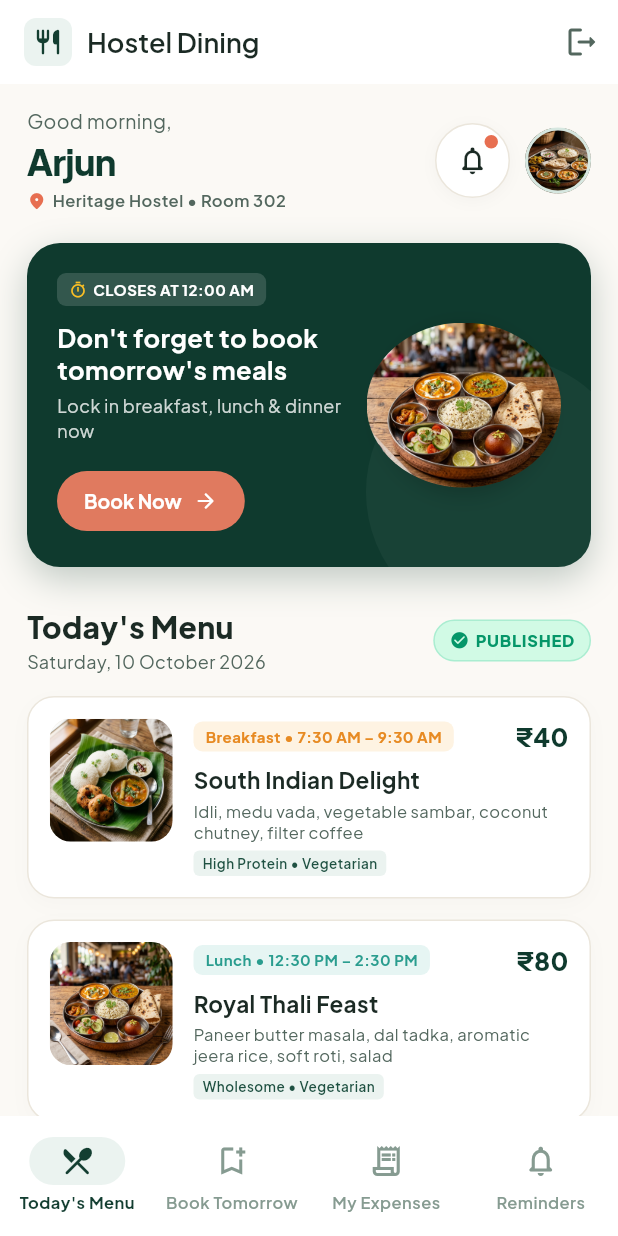
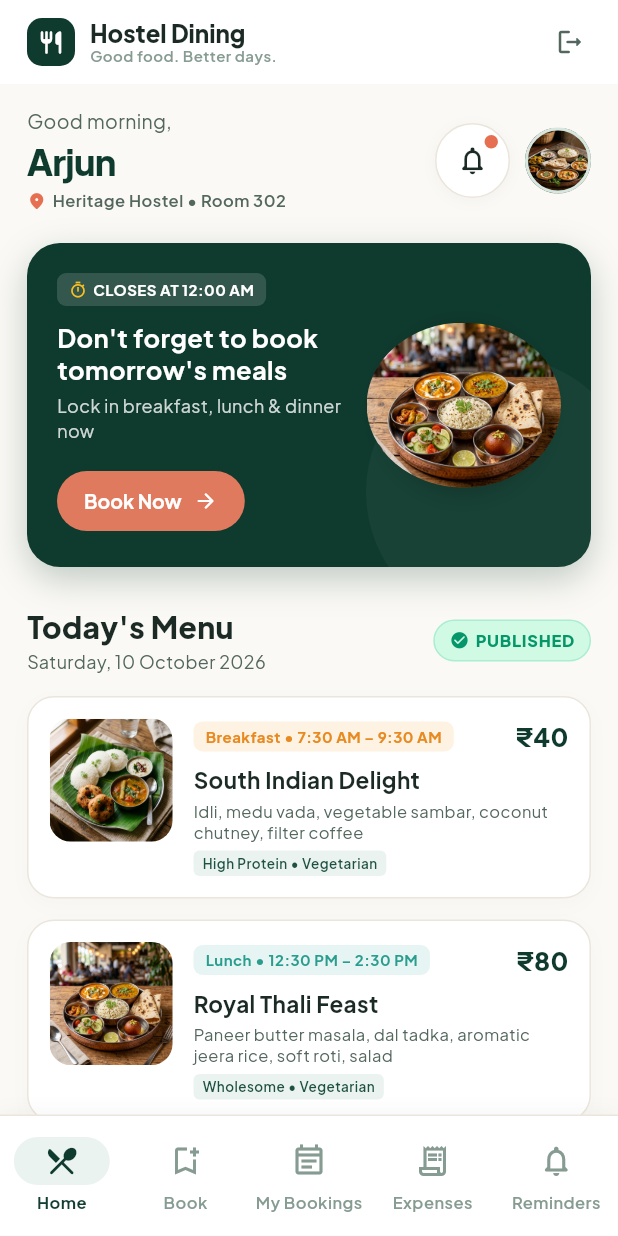
Before and after one commit to arjun1Fa/hostel_food, a Flutter app: the StudentShell screen opened by its route, on a phone screen of 412 x 824 dp. Run offline on Flutter 3.47's test engine with Material 3 defaults, Android fonts, the light colour scheme and no system bars; our stand-ins replace dio, flutter_riverpod, go_router, google_fonts, shared_preferences; accounts and stored records are empty; network calls fail.

Commit message:
feat(student): redesign student navigation shell with custom 5-tab bar and header

```diff
--- a/frontend/lib/features/student/presentation/student_shell.dart
+++ b/frontend/lib/features/student/presentation/student_shell.dart
@@ -2,9 +2,11 @@ import 'package:flutter/material.dart';
 import 'package:flutter_riverpod/flutter_riverpod.dart';
 import 'package:go_router/go_router.dart';
 import '../../../core/theme/app_colors.dart';
+import '../../../core/theme/app_typography.dart';
 import '../../auth/state/auth_controller.dart';
 import 'student_home_screen.dart';
 import 'student_booking_screen.dart';
+import 'student_my_bookings_screen.dart';
 import 'student_expenses_screen.dart';
 import 'student_notifications_screen.dart';
 
@@ -23,32 +25,52 @@ class _StudentShellState extends ConsumerState<StudentShell> {
     final screens = [
       StudentHomeScreen(
         onNavigateToBooking: () => setState(() => _currentIndex = 1),
+        onNavigateToNotifications: () => setState(() => _currentIndex = 4),
       ),
-      const StudentBookingScreen(),
+      StudentBookingScreen(
+        onNavigateToHome: () => setState(() => _currentIndex = 0),
+        onNavigateToBookings: () => setState(() => _currentIndex = 2),
+      ),
+      StudentMyBookingsScreen(
+        onNavigateToBooking: () => setState(() => _currentIndex = 1),
+      ),
       const StudentExpensesScreen(),
       const StudentNotificationsScreen(),
     ];
 
     return Scaffold(
       appBar: AppBar(
+        titleSpacing: 18,
         title: Row(
           children: [
             Container(
-              padding: const EdgeInsets.all(6),
+              padding: const EdgeInsets.all(7),
               decoration: BoxDecoration(
-                color: AppColors.primarySubtle,
-                borderRadius: BorderRadius.circular(8),
+                color: AppColors.primaryDark,
+                borderRadius: BorderRadius.circular(10),
               ),
-              child: const Icon(Icons.restaurant_rounded, color: AppColors.primary, size: 20),
+              child: const Icon(Icons.restaurant_rounded, color: Colors.white, size: 18),
             ),
             const SizedBox(width: 10),
-            const Text('Hostel Dining'),
+            Column(
+              crossAxisAlignment: CrossAxisAlignment.start,
+              children: [
+                Text(
+                  'Hostel Dining',
+                  style: AppTypography.titleLarge.copyWith(fontWeight: FontWeight.w800, fontSize: 16),
+                ),
+                Text(
+                  'Good food. Better days.',
+                  style: AppTypography.labelSmall.copyWith(color: AppColors.textMuted, fontSize: 10),
+                ),
+              ],
+            ),
           ],
         ),
         actions: [
           IconButton(
             tooltip: 'Sign Out',
-            icon: const Icon(Icons.logout_rounded, color: AppColors.textSecondary),
+            icon: const Icon(Icons.logout_rounded, color: AppColors.textSecondary, size: 20),
             onPressed: () async {
               await ref.read(authProvider.notifier).logout();
               if (context.mounted) {
@@ -56,38 +78,59 @@ class _StudentShellState extends ConsumerState<StudentShell> {
               }
             },
           ),
+          const SizedBox(width: 8),
         ],
       ),
       body: IndexedStack(
         index: _currentIndex,
         children: screens,
       ),
-      bottomNavigationBar: NavigationBar(
+      bottomNavigationBar: Container(
+        decoration: BoxDecoration(
+          color: AppColors.surface,
+          border: const Border(top: BorderSide(color: AppColors.cardBorder, width: 1)),
+          boxShadow: [
+            BoxShadow(
+              color: Colors.black.withOpacity(0.04),
+              blurRadius: 10,
+              offset: const Offset(0, -2),
+            ),
+          ],
+        ),
+        child: NavigationBar(
           selectedIndex: _currentIndex,
           onDestinationSelected: (idx) => setState(() => _currentIndex = idx),
+          backgroundColor: AppColors.surface,
+          indicatorColor: AppColors.primarySubtle,
           destinations: const [
             NavigationDestination(
               icon: Icon(Icons.restaurant_menu_outlined),
-            selectedIcon: Icon(Icons.restaurant_menu_rounded),
-            label: "Today's Menu",
+              selectedIcon: Icon(Icons.restaurant_menu_rounded, color: AppColors.primaryDark),
+              label: 'Home',
             ),
             NavigationDestination(
               icon: Icon(Icons.bookmark_add_outlined),
-            selectedIcon: Icon(Icons.bookmark_added_rounded),
-            label: 'Book Tomorrow',
+              selectedIcon: Icon(Icons.bookmark_added_rounded, color: AppColors.primaryDark),
+              label: 'Book',
+            ),
+            NavigationDestination(
+              icon: Icon(Icons.event_note_outlined),
+              selectedIcon: Icon(Icons.event_note_rounded, color: AppColors.primaryDark),
+              label: 'My Bookings',
             ),
             NavigationDestination(
               icon: Icon(Icons.receipt_long_outlined),
-            selectedIcon: Icon(Icons.receipt_long_rounded),
-            label: 'My Expenses',
+              selectedIcon: Icon(Icons.receipt_long_rounded, color: AppColors.primaryDark),
+              label: 'Expenses',
             ),
             NavigationDestination(
               icon: Icon(Icons.notifications_none_rounded),
-            selectedIcon: Icon(Icons.notifications_active_rounded),
+              selectedIcon: Icon(Icons.notifications_active_rounded, color: AppColors.primaryDark),
               label: 'Reminders',
             ),
           ],
         ),
+      ),
     );
   }
 }
```
Lines whose indentation alone changed are shown as unchanged.
